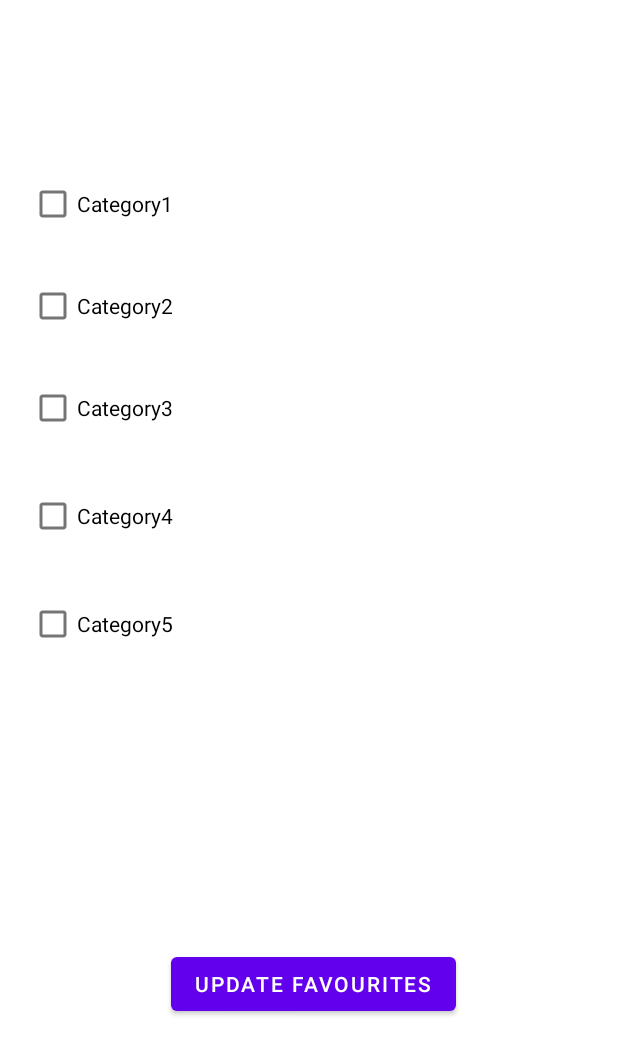
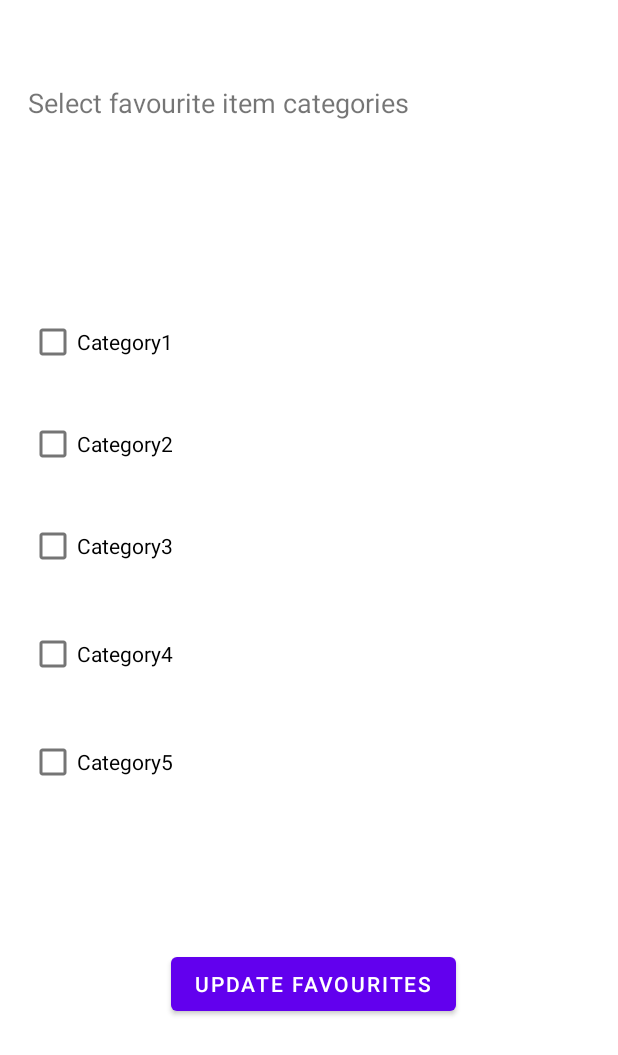
Before and after one commit to majedyousef/3130_proj, an Android app: the SetFavourites screen opened directly, with no data from a screen before it, on a phone screen of 412 x 824 dp. Shown: the top 1055 px of the screen. Run offline under Robolectric (Android 15) with nearby library versions, the phone set to English and light mode, and no system bars.

Commit message:
Erin S - Added text header to set favourites page

```diff
--- a/app/src/main/res/layout/activity_set_favourites.xml
+++ b/app/src/main/res/layout/activity_set_favourites.xml
@@ -7,12 +7,22 @@
     tools:context=".SetFavourites">
 
     <CheckBox
-        android:id="@+id/category1"
+        android:id="@+id/category5"
         android:layout_width="wrap_content"
         android:layout_height="wrap_content"
         android:layout_marginEnd="296dp"
-        android:layout_marginBottom="664dp"
-        android:text="Category1"
+        android:layout_marginBottom="292dp"
+        android:text="Category5"
+        app:layout_constraintBottom_toBottomOf="parent"
+        app:layout_constraintEnd_toEndOf="parent" />
+
+    <CheckBox
+        android:id="@+id/category3"
+        android:layout_width="wrap_content"
+        android:layout_height="wrap_content"
+        android:layout_marginEnd="296dp"
+        android:layout_marginBottom="436dp"
+        android:text="Category3"
         app:layout_constraintBottom_toBottomOf="parent"
         app:layout_constraintEnd_toEndOf="parent" />
 
@@ -21,18 +31,8 @@
         android:layout_width="wrap_content"
         android:layout_height="wrap_content"
         android:layout_marginEnd="296dp"
-        android:layout_marginBottom="596dp"
+        android:layout_marginBottom="504dp"
         android:text="Category2"
-        app:layout_constraintBottom_toBottomOf="parent"
-        app:layout_constraintEnd_toEndOf="parent" />
-
-    <CheckBox
-        android:id="@+id/category3"
-        android:layout_width="wrap_content"
-        android:layout_height="wrap_content"
-        android:layout_marginEnd="296dp"
-        android:layout_marginBottom="528dp"
-        android:text="Category3"
         app:layout_constraintBottom_toBottomOf="parent"
         app:layout_constraintEnd_toEndOf="parent" />
 
@@ -41,18 +41,18 @@
         android:layout_width="wrap_content"
         android:layout_height="wrap_content"
         android:layout_marginEnd="296dp"
-        android:layout_marginBottom="456dp"
+        android:layout_marginBottom="364dp"
         android:text="Category4"
         app:layout_constraintBottom_toBottomOf="parent"
         app:layout_constraintEnd_toEndOf="parent" />
 
     <CheckBox
-        android:id="@+id/category5"
+        android:id="@+id/category1"
         android:layout_width="wrap_content"
         android:layout_height="wrap_content"
         android:layout_marginEnd="296dp"
-        android:layout_marginBottom="384dp"
-        android:text="Category5"
+        android:layout_marginBottom="572dp"
+        android:text="Category1"
         app:layout_constraintBottom_toBottomOf="parent"
         app:layout_constraintEnd_toEndOf="parent" />
 
@@ -76,4 +76,15 @@
         app:layout_constraintEnd_toEndOf="parent"
         app:layout_constraintTop_toTopOf="parent" />
 
+    <TextView
+        android:id="@+id/textView2"
+        android:layout_width="337dp"
+        android:layout_height="46dp"
+        android:layout_marginTop="56dp"
+        android:layout_marginEnd="56dp"
+        android:text="Select favourite item categories"
+        android:textSize="18sp"
+        app:layout_constraintEnd_toEndOf="parent"
+        app:layout_constraintTop_toTopOf="parent" />
+
 </androidx.constraintlayout.widget.ConstraintLayout>
```
